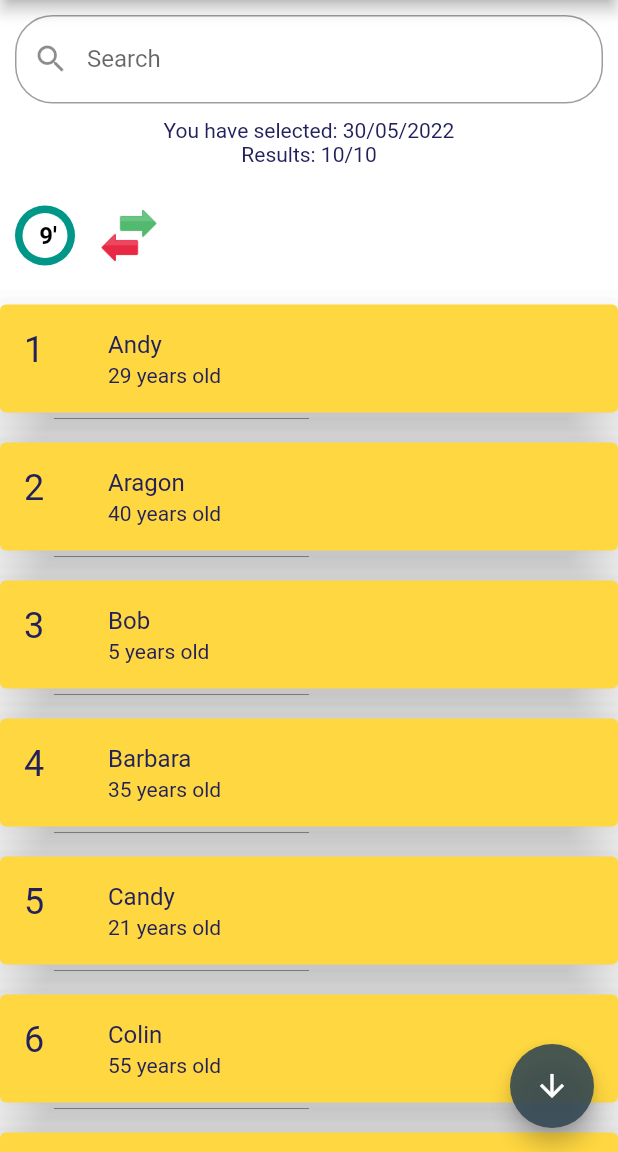
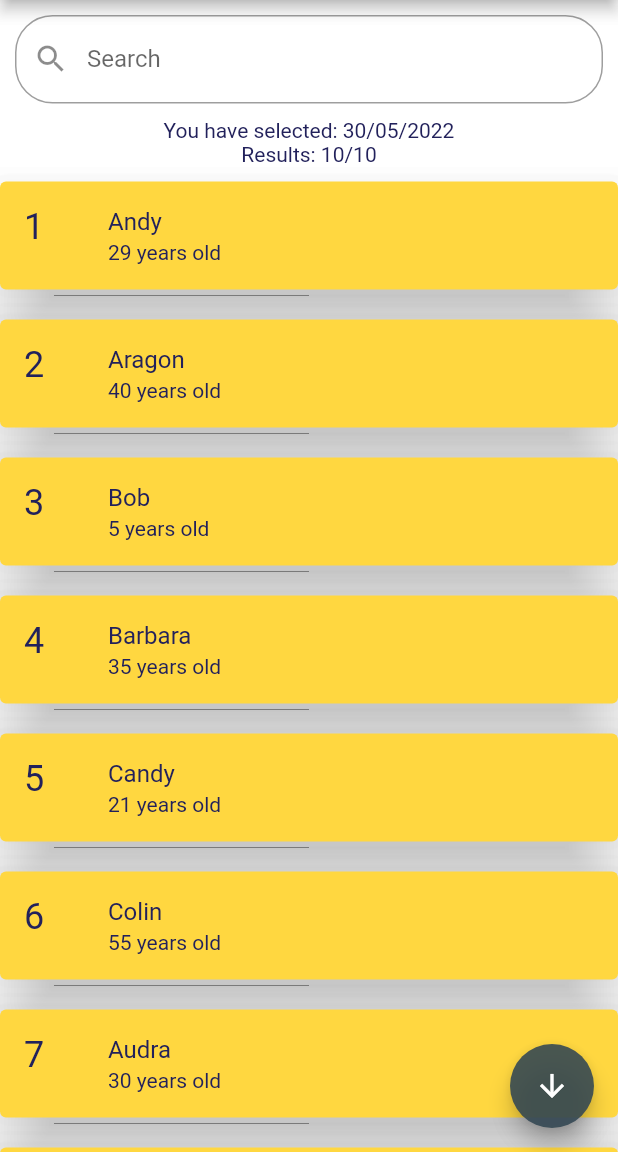
Before and after one commit to Hadjimamas/Testing_Project, a Flutter app: the screen it shows after launch, on a phone screen of 412 x 824 dp, the part 84-1236 px from its top. Run offline on Flutter 3.47's test engine with Material 2 defaults, Android fonts, the phone set to English and light mode, and no system bars; drawn by our look-alikes of overlay_support; our stand-ins replace connectivity_plus, google_fonts, image_picker, internet_connection_checker, package_info_plus; missing offline and left inert: draggable_scrollbar, flutter_email_sender.

Commit message:
Practice Project

```diff
--- a/lib/main.dart
+++ b/lib/main.dart
@@ -53,26 +53,7 @@ class MyApp extends StatelessWidget {
                 ),
           ),
           debugShowCheckedModeBanner: false,
-          home: Scaffold(
-            floatingActionButton: FloatingActionButton(
-              backgroundColor: const Color(0xE2334753),
-              onPressed: () {
-                if (listScrollController.hasClients) {
-                  final position =
-                      listScrollController.position.maxScrollExtent;
-                  listScrollController.animateTo(
-                    position,
-                    duration: const Duration(seconds: 3),
-                    curve: Curves.easeOut,
-                  );
-                }
-              },
-              isExtended: true,
-              tooltip: 'Scroll to Bottom',
-              child: const Icon(Icons.arrow_downward),
-            ),
-            body: const MyHomePage(),
-          ),
+          home: const MyHomePage(),
         ),
       );
 }
@@ -87,6 +68,19 @@ class MyHomePage extends StatefulWidget {
 DateTime selectedDate = DateTime.now();
 
 class MyHomePageState extends State<MyHomePage> {
+  int bottomSelectedIndex = 0;
+
+  PageController pageController = PageController(
+    initialPage: 0,
+    keepPage: true,
+  );
+
+  void pageChanged(int index) {
+    setState(() {
+      bottomSelectedIndex = index;
+    });
+  }
+
   TextEditingController editingController = TextEditingController();
   final List<Map<String, dynamic>> _allUsers = [
     {"id": 1, "name": "Andy", "age": 29},
@@ -182,9 +176,24 @@ class MyHomePageState extends State<MyHomePage> {
     String newDate = formatDateTime(selectedDate);
     String allUsers = _allUsers.length.toString();
     String foundUsers = _foundUsers.length.toString();
-    return Column(
-      children: [
-        AppBar(
+    return Scaffold(
+      floatingActionButton: FloatingActionButton(
+        backgroundColor: const Color(0xE2334753),
+        onPressed: () {
+          if (listScrollController.hasClients) {
+            final position = listScrollController.position.maxScrollExtent;
+            listScrollController.animateTo(
+              position,
+              duration: const Duration(seconds: 3),
+              curve: Curves.easeOut,
+            );
+          }
+        },
+        isExtended: true,
+        tooltip: 'Scroll to Bottom',
+        child: const Icon(Icons.arrow_downward),
+      ),
+      appBar: AppBar(
         title: Text(
           'Example Project',
           style: GoogleFonts.dancingScript(
@@ -245,54 +254,18 @@ class MyHomePageState extends State<MyHomePage> {
           ),
         ],
       ),
+      body: PageView(
+        scrollDirection: Axis.vertical,
+        controller: pageController,
+        onPageChanged: (index) {
+          pageChanged(index);
+        },
+        children: [
+          Column(
+            children: [
               search((value) => runFilter(value), editingController),
               Text('You have selected: $newDate'),
               Text('Results: $foundUsers/$allUsers'),
-        Expanded(
-          child: Column(
-            children: [
-              Padding(
-                padding: const EdgeInsets.only(top: 10.0, left: 10.0),
-                child: Row(
-                  mainAxisAlignment: MainAxisAlignment.center,
-                  children: <Widget>[
-                    const CircleAvatar(
-                      radius: 20,
-                      backgroundColor: Colors.teal,
-                      child: CircleAvatar(
-                        backgroundColor: Colors.white,
-                        radius: 15,
-                        child: Text(
-                          " 9'",
-                          style: TextStyle(
-                              fontWeight: FontWeight.w700, color: Colors.black),
-                        ),
-                      ),
-                    ),
-                    Expanded(
-                      child: ListTile(
-                        textColor: Colors.black,
-                        leading: Image.asset(
-                          'event_icons/sub.png',
-                          height: 40,
-                        ),
-                        title: const Text(
-                          'Player-in',
-                          style: TextStyle(
-                              fontWeight: FontWeight.w700, color: Colors.white),
-                        ),
-                        subtitle: const Text(
-                          'Player-out',
-                          style: TextStyle(
-                              fontSize: 12,
-                              fontWeight: FontWeight.w700,
-                              color: Colors.white),
-                        ),
-                      ),
-                    ),
-                  ],
-                ),
-              ),
               Expanded(
                 child: _foundUsers.isNotEmpty
                     ? DraggableScrollbar.semicircle(
@@ -327,8 +300,9 @@ class MyHomePageState extends State<MyHomePage> {
               ),
             ],
           ),
+          const EmailSender(),
+        ],
       ),
-      ],
     );
   }
 }
```
Also changed, not shown: lib/models/account_model.dart (+4 -22 lines), 1 other file. Lines whose indentation alone changed are shown as unchanged.
